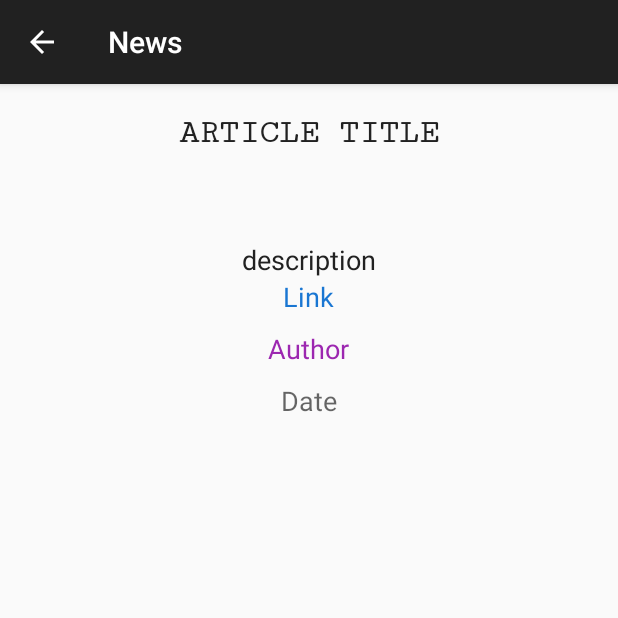
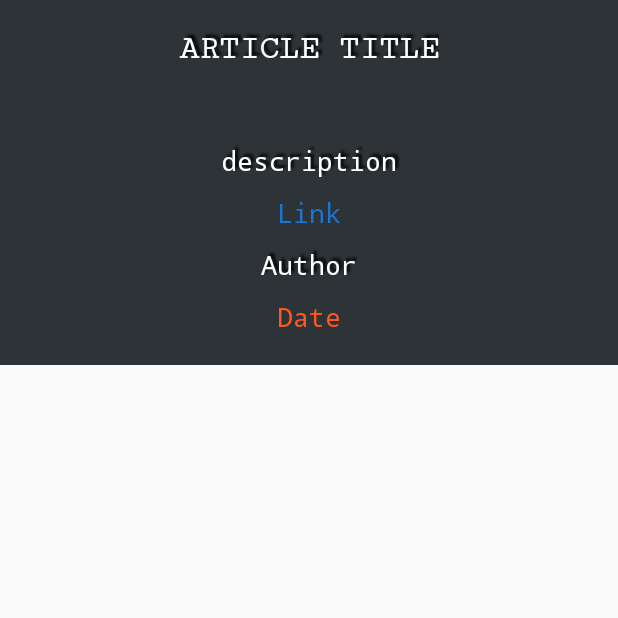
Before and after one commit to kbrawley95/Mobile---Ubiquitious-Computing-Coursework, an Android app: the ArticleActivity screen opened directly, with no data from a screen before it, on a phone screen of 412 x 824 dp, the top half of it. Run offline under Robolectric (Android 15) with nearby library versions, the phone set to English and light mode, and no system bars; 1 statement that could not run was skipped.

Commit message:
Theme Changes
Black & Orange Theme as default.

```diff
--- a/VergeRSS/app/src/main/AndroidManifest.xml
+++ b/VergeRSS/app/src/main/AndroidManifest.xml
@@ -25,8 +25,7 @@
         </activity>
         <activity
             android:name=".ArticleActivity"
-            android:parentActivityName=".TabOverview"
-                  android:theme="@style/Theme.AppCompat.Light.DarkActionBar">
+            android:parentActivityName=".TabOverview">
             <meta-data
                 android:name="android.support.PARENT_ACTIVITY"
                 android:value=".TabOverview"/>
--- a/VergeRSS/app/src/main/res/layout/activity_main.xml
+++ b/VergeRSS/app/src/main/res/layout/activity_main.xml
@@ -3,8 +3,7 @@
     xmlns:android="http://schemas.android.com/apk/res/android"
     xmlns:tools="http://schemas.android.com/tools"
     android:id="@+id/activity_main"
-    android:backgroundTint="@color/background"
-
+    android:background="@color/background"
     android:layout_width="match_parent"
     android:layout_height="match_parent"
     android:paddingLeft="@dimen/activity_horizontal_margin"
@@ -16,13 +15,14 @@
     tools:ignore="UnusedAttribute">
 
 
-
     <ListView
         android:layout_width="match_parent"
         android:layout_height="match_parent"
+        android:scrollbarThumbVertical="@android:color/white"
         android:layout_below="@+id/videoView"
         android:layout_alignParentLeft="true"
         android:layout_alignParentStart="true"
+        android:background="@color/background"
         android:id="@+id/rssList" tools:ignore="UnknownId"/>
 
 </RelativeLayout>
--- a/VergeRSS/app/src/main/res/layout/article_main.xml
+++ b/VergeRSS/app/src/main/res/layout/article_main.xml
@@ -4,8 +4,18 @@
                 xmlns:tools="http://schemas.android.com/tools" android:layout_width="match_parent"
                 android:layout_height="match_parent">
 
+
+
     <RelativeLayout android:layout_width="match_parent"
-                    android:layout_height="match_parent">
+                    android:layout_height="match_parent"
+                    android:background="@color/background">
+
+    <android.support.design.widget.AppBarLayout
+        android:layout_width="match_parent"
+        android:layout_height="wrap_content">
+    </android.support.design.widget.AppBarLayout>
+
+
     <TextView
         android:text="@string/article_title"
         android:layout_width="wrap_content"
@@ -13,8 +23,12 @@
         android:layout_alignParentTop="true"
         android:layout_centerHorizontal="true"
         android:layout_centerVertical="true"
-
+        android:textColor="@color/primaryText"
         android:textAllCaps="true"
+        android:shadowColor="@android:color/black"
+        android:shadowDx="3"
+        android:shadowDy="-3"
+        android:shadowRadius="1.5"
         android:fontFamily="serif-monospace"
         android:textAppearance="?android:attr/textAppearanceLarge"
         android:textStyle="bold"
@@ -26,8 +40,9 @@
         android:layout_height="wrap_content"
         android:layout_below="@+id/articleTitle"
         android:layout_centerHorizontal="true"
-        android:layout_marginTop="50dp"
-        android:id="@+id/articleImage" tools:ignore="ContentDescription"/>
+        android:layout_marginTop="20dp"
+        android:id="@+id/articleImage" tools:ignore="ContentDescription"
+        />
     <TextView
         android:text="@string/article_description"
         android:layout_width="wrap_content"
@@ -36,10 +51,15 @@
         android:layout_centerHorizontal="true"
         android:id="@+id/articleDescription"
         android:textAppearance="@style/TextAppearance.AppCompat.Medium"
-        android:textColor="@color/colorAccent"
-        android:fontFamily="sans-serif"
+        android:shadowColor="@android:color/black"
+        android:shadowDx="3"
+        android:shadowDy="-3"
+        android:shadowRadius="1.5"
+        android:textColor="@color/primaryText"
+        android:fontFamily="monospace"
         android:textSize="18sp"
-        android:layout_marginTop="10dp"
+        android:layout_marginTop="20dp"
+        android:padding="10dp"
       />
 
     <TextView
@@ -51,9 +71,10 @@
         android:id="@+id/articleLink"
         android:textAppearance="@style/TextAppearance.AppCompat.Medium"
         android:textColor="@color/linkText"
-        android:fontFamily="sans-serif"
+        android:fontFamily="monospace"
         android:textSize="18sp"
         android:layout_marginTop="0dp"
+
     />
 
 
@@ -65,8 +86,12 @@
         android:layout_centerHorizontal="true"
         android:id="@+id/articleAuthor"
         android:textAppearance="@style/TextAppearance.AppCompat.Medium"
-        android:fontFamily="sans-serif"
-        android:textColor="@color/background"
+        android:shadowColor="@android:color/black"
+        android:shadowDx="3"
+        android:shadowDy="-3"
+        android:shadowRadius="1.5"
+        android:fontFamily="monospace"
+        android:textColor="@color/primaryText"
         android:textSize="18sp"
         android:layout_marginTop="10dp"
         />
@@ -77,10 +102,12 @@
         android:layout_height="wrap_content"
         android:layout_below="@+id/articleAuthor"
         android:layout_centerHorizontal="true"
+        android:textColor="@color/colorPrimary"
         android:id="@+id/articlePubDate"
         android:textAppearance="@style/TextAppearance.AppCompat.Medium"
-        android:fontFamily="sans-serif"
+        android:fontFamily="monospace"
         android:textSize="18sp"
+        android:paddingBottom="20dp"
         android:layout_marginTop="10dp"
         />
 
--- a/VergeRSS/app/src/main/res/values/colors.xml
+++ b/VergeRSS/app/src/main/res/values/colors.xml
@@ -3,7 +3,9 @@
     <color name="colorPrimary">#FF5722</color>
     <color name="colorPrimaryDark">#E64A19</color>
     <color name="colorAccent">#212121</color>
-    <color name="primaryText">#212121</color>
-    <color name="background">#9C27B0</color>
+    <color name="primaryText">#fff</color>
+    <color name="background">#2d3336</color>
     <color name="linkText">#1976D2</color>
+
+
 </resources>
--- a/VergeRSS/app/src/main/res/values/strings.xml
+++ b/VergeRSS/app/src/main/res/values/strings.xml
@@ -1,5 +1,5 @@
 <resources>
-    <string name="app_name">News</string>
+    <string name="app_name">TechBean</string>
     <string name="article_title">Article Title</string>
     <string name="date">Date</string>
     <string name="link">Link</string>
```
Also changed, not shown: VergeRSS/app/src/main/res/layout/item_main.xml (+11 -5 lines), VergeRSS/app/src/main/res/values/styles.xml (+11 -0 lines).
